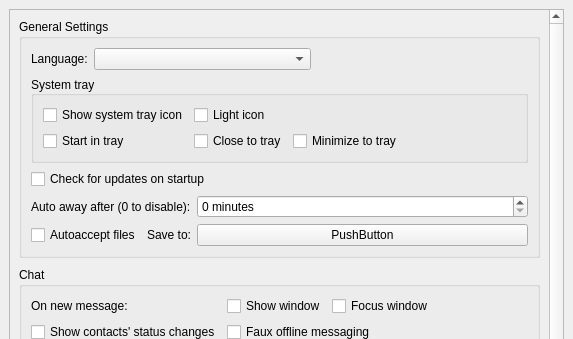
Qt form src/widget/form/settings/generalsettings.ui (qTox/qTox) before a commit; both pictures show x 0 to 573 and y 0 to 339 of the 573 by 644 pixel window.
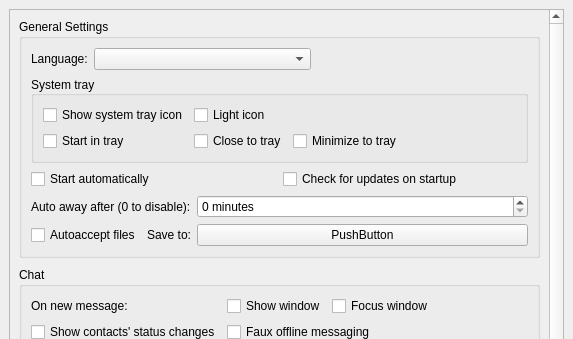
The same form after that commit.

Commit message: Autorun on OS startup

Patch:
```diff
--- a/src/widget/form/settings/generalsettings.ui
+++ b/src/widget/form/settings/generalsettings.ui
@@ -189,11 +189,25 @@
            </widget>
           </item>
           <item>
-           <widget class="QCheckBox" name="checkUpdates">
-            <property name="text">
-             <string>Check for updates on startup</string>
-            </property>
-           </widget>
+           <layout class="QHBoxLayout" name="horizontalLayout_2">
+            <item>
+             <widget class="QCheckBox" name="cbAutorun">
+              <property name="toolTip">
+               <string>&lt;html&gt;&lt;head/&gt;&lt;body&gt;&lt;p&gt;Start qTox on operating system startup (current profile).&lt;/p&gt;&lt;/body&gt;&lt;/html&gt;</string>
+              </property>
+              <property name="text">
+               <string>Start automatically</string>
+              </property>
+             </widget>
+            </item>
+            <item>
+             <widget class="QCheckBox" name="checkUpdates">
+              <property name="text">
+               <string>Check for updates on startup</string>
+              </property>
+             </widget>
+            </item>
+           </layout>
           </item>
           <item>
            <layout class="QGridLayout" name="autoLayout">
```
Left out of the diff: 36 changed lines with no effect on the pictures. The commit also changes 10 other files.
